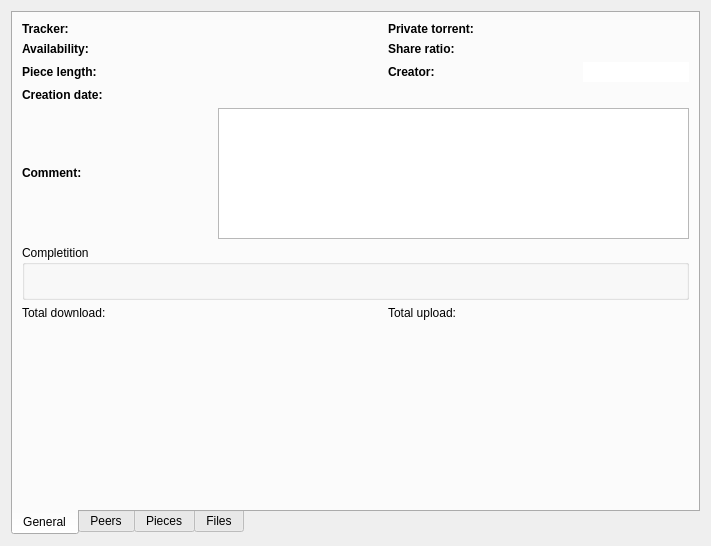
The window that engines/TorrentDetailsForm.ui (LubosD/fatrat) describes before a commit, drawn with Qt 5.
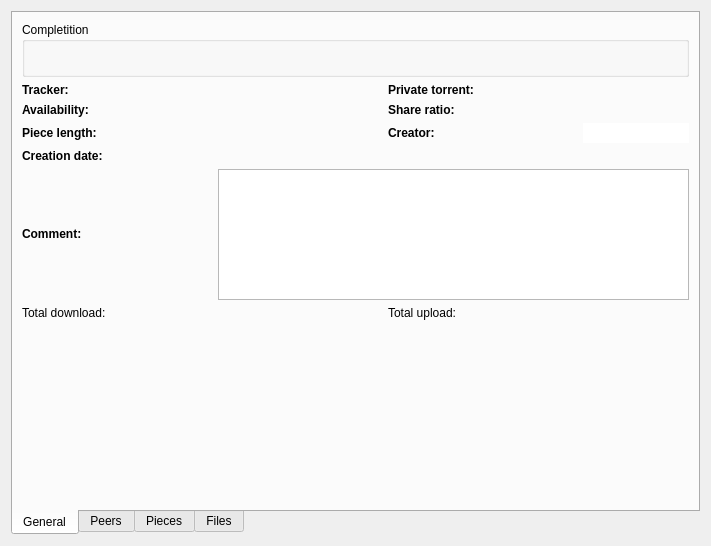
The same window after the commit. Custom widgets are drawn as their Qt base class.

Commit message: Innovated new transfer dialog

```diff
--- a/engines/TorrentDetailsForm.ui
+++ b/engines/TorrentDetailsForm.ui
@@ -23,77 +23,108 @@
        <string>General</string>
       </attribute>
       <layout class="QGridLayout" >
-       <item row="0" column="0" colspan="2" >
+       <item row="0" column="0" colspan="6" >
+        <widget class="QGroupBox" name="groupBox" >
+         <property name="title" >
+          <string>Completition</string>
+         </property>
+         <layout class="QGridLayout" >
+          <property name="leftMargin" >
+           <number>5</number>
+          </property>
+          <property name="topMargin" >
+           <number>0</number>
+          </property>
+          <property name="rightMargin" >
+           <number>5</number>
+          </property>
+          <property name="bottomMargin" >
+           <number>7</number>
+          </property>
+          <item row="0" column="0" >
+           <widget class="TorrentProgressWidget" native="1" name="widgetCompletition" >
+            <property name="minimumSize" >
+             <size>
+              <width>0</width>
+              <height>25</height>
+             </size>
+            </property>
+           </widget>
+          </item>
+         </layout>
+        </widget>
+       </item>
+       <item row="1" column="0" colspan="2" >
         <widget class="QLabel" name="label" >
          <property name="text" >
           <string>&lt;b>Tracker:</string>
          </property>
         </widget>
        </item>
-       <item row="0" column="2" >
+       <item row="1" column="2" >
         <widget class="QLabel" name="labelTracker" >
          <property name="text" >
           <string/>
          </property>
         </widget>
        </item>
-       <item row="0" column="3" colspan="2" >
+       <item row="1" column="3" colspan="2" >
         <widget class="QLabel" name="label_4" >
          <property name="text" >
           <string>&lt;b>Private torrent:</string>
          </property>
         </widget>
        </item>
-       <item row="0" column="5" >
+       <item row="1" column="5" >
         <widget class="QLabel" name="labelPrivate" >
          <property name="text" >
           <string/>
          </property>
         </widget>
        </item>
-       <item row="1" column="0" colspan="2" >
+       <item row="2" column="0" colspan="2" >
         <widget class="QLabel" name="label_2" >
          <property name="text" >
           <string>&lt;b>Availability:</string>
          </property>
         </widget>
        </item>
-       <item row="1" column="2" >
+       <item row="2" column="2" >
         <widget class="QLabel" name="labelAvailability" >
          <property name="text" >
           <string/>
          </property>
         </widget>
        </item>
-       <item row="1" column="3" >
+       <item row="2" column="3" >
         <widget class="QLabel" name="label_8" >
          <property name="text" >
           <string>&lt;b>Share ratio:</string>
          </property>
         </widget>
        </item>
-       <item row="1" column="5" >
+       <item row="2" column="5" >
         <widget class="QLabel" name="labelRatio" >
          <property name="text" >
           <string/>
          </property>
         </widget>
        </item>
-       <item row="2" column="0" colspan="2" >
+       <item row="3" column="0" colspan="2" >
         <widget class="QLabel" name="label_3" >
          <property name="text" >
           <string>&lt;b>Piece length:</string>
          </property>
         </widget>
        </item>
-       <item row="2" column="2" >
+       <item row="3" column="2" >
         <widget class="QLabel" name="labelPieceLength" >
          <property name="text" >
           <string/>
          </property>
         </widget>
        </item>
-       <item row="2" column="3" colspan="2" >
+       <item row="3" column="3" colspan="2" >
         <widget class="QLabel" name="label_6" >
          <property name="sizePolicy" >
           <sizepolicy vsizetype="Preferred" hsizetype="Minimum" >
@@ -106,7 +137,7 @@
          </property>
         </widget>
        </item>
-       <item row="2" column="5" >
+       <item row="3" column="5" >
         <widget class="QLineEdit" name="lineCreator" >
          <property name="sizePolicy" >
           <sizepolicy vsizetype="Fixed" hsizetype="Minimum" >
@@ -122,28 +153,28 @@
          </property>
         </widget>
        </item>
-       <item row="3" column="0" colspan="2" >
+       <item row="4" column="0" colspan="2" >
         <widget class="QLabel" name="label_7" >
          <property name="text" >
           <string>&lt;b>Creation date:</string>
          </property>
         </widget>
        </item>
-       <item row="3" column="2" >
+       <item row="4" column="2" >
         <widget class="QLabel" name="labelCreationDate" >
          <property name="text" >
           <string/>
          </property>
         </widget>
        </item>
-       <item row="4" column="0" colspan="2" >
+       <item row="5" column="0" colspan="2" >
         <widget class="QLabel" name="label_5" >
          <property name="text" >
           <string>&lt;b>Comment:</string>
          </property>
         </widget>
        </item>
-       <item row="4" column="2" colspan="4" >
+       <item row="5" column="2" colspan="4" >
         <widget class="QTextEdit" name="textComment" >
          <property name="readOnly" >
           <bool>true</bool>
@@ -153,37 +184,6 @@
          </property>
         </widget>
        </item>
-       <item row="5" column="0" colspan="6" >
-        <widget class="QGroupBox" name="groupBox" >
-         <property name="title" >
-          <string>Completition</string>
-         </property>
-         <layout class="QGridLayout" >
-          <property name="leftMargin" >
-           <number>5</number>
-          </property>
-          <property name="topMargin" >
-           <number>0</number>
-          </property>
-          <property name="rightMargin" >
-           <number>5</number>
-          </property>
-          <property name="bottomMargin" >
-           <number>7</number>
-          </property>
-          <item row="0" column="0" >
-           <widget class="TorrentProgressWidget" native="1" name="widgetCompletition" >
-            <property name="minimumSize" >
-             <size>
-              <width>0</width>
-              <height>25</height>
-             </size>
-            </property>
-           </widget>
-          </item>
-         </layout>
-        </widget>
-       </item>
        <item row="6" column="0" >
         <widget class="QLabel" name="label_9" >
          <property name="text" >
```
The commit also changes 6 other files.
